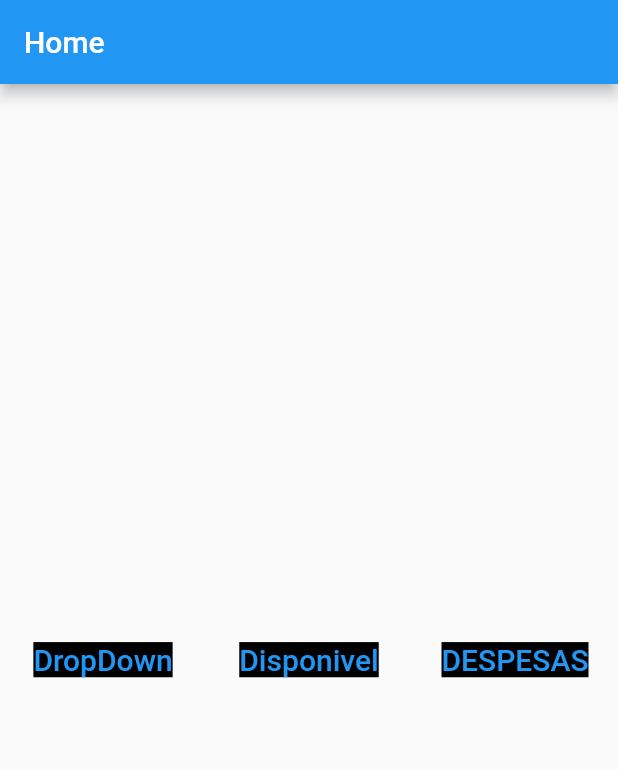
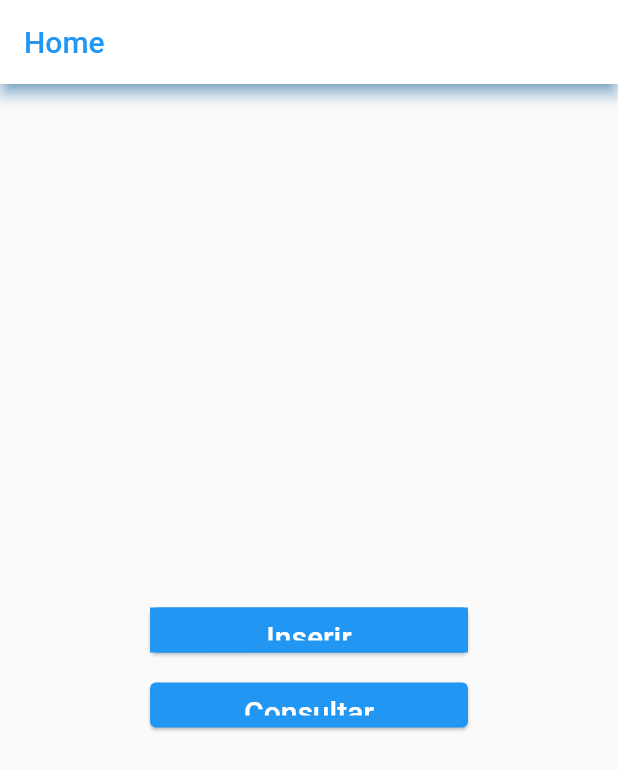
Before and after one commit to Offlaw/appcusto, a Flutter app: the screen it shows after launch, on a phone screen of 412 x 824 dp. Shown: the top 770 px of the screen. Run offline on Flutter 3.47's test engine with Material 2 defaults, Android fonts, the phone set to English and light mode, and no system bars; our stand-ins replace dropdown_button2.

Commit message:
Add files via upload

```diff
--- a/lib/main.dart
+++ b/lib/main.dart
@@ -1,7 +1,6 @@
 import 'package:flutter/material.dart';
 import 'src/home.dart';
 import 'src/value.dart';
-import 'src/dropdown.dart';
 
 void main() => runApp(AppCusto());
 
@@ -18,10 +17,6 @@ class AppCusto extends StatelessWidget {
           var valuePage = ValuePage();
           return valuePage;
         },
-        '/dropdown': (context) {
-          var dropPage = DropDownPage();
-          return dropPage;
-        }
       },
       initialRoute: '/home',
     );
--- a/lib/src/home.dart
+++ b/lib/src/home.dart
@@ -1,61 +1,69 @@
+import 'package:flutter/cupertino.dart';
 import 'package:flutter/material.dart';
 
 class HomePage extends StatelessWidget {
   @override
   Widget build(BuildContext context) {
     return Scaffold(
-      appBar: AppBar(title: const Text('Home')),
-      body: Center(
-        child: Row(
+      appBar: AppBar(
+        backgroundColor: Colors.white,
+        shadowColor: Colors.blue,
+        title: Text(style: TextStyle(color: Colors.blue), 'Home'),
+      ),
+      body: SafeArea(
+        child: Column(
+          mainAxisAlignment: MainAxisAlignment.center,
           children: [
-            Expanded(
-              child: Padding(
-                padding: const EdgeInsets.all(8.0),
-                child: TextButton(
-                  child: Text(
-                    'DropDown',
-                    style: TextStyle(
-                      backgroundColor: Colors.black,
-                      fontSize: 20.0,
+            Card(
+              color: Colors.blue,
+              margin: EdgeInsets.symmetric(
+                horizontal: 100.0,
+                vertical: 15.0,
+              ),
+              child: Container(
+                width: 500.0,
+                height: 30.0,
+                color: Colors.blue,
+                child: Padding(
+                  padding: const EdgeInsets.all(0.0),
+                  child: TextButton(
+                    child: Text(
+                      'Inserir',
+                      style: TextStyle(
+                        color: Colors.white,
+                        fontSize: 20.0,
+                      ),
                     ),
+                    onPressed: () {
+                      Navigator.pushNamed(context, '/value');
+                    },
                   ),
-                  onPressed: () {
-                    Navigator.pushNamed(context, '/dropdown');
-                  },
                 ),
               ),
             ),
-            Expanded(
-              child: Padding(
-                padding: const EdgeInsets.all(8.0),
-                child: TextButton(
-                  child: Text(
-                    'Disponivel',
-                    style: TextStyle(
-                      backgroundColor: Colors.black,
-                      fontSize: 20.0,
+            Card(
+              color: Colors.blue,
+              margin: EdgeInsets.symmetric(
+                horizontal: 100.0,
+                vertical: 5.0,
+              ),
+              child: Container(
+                width: 500.0,
+                height: 30.0,
+                child: Padding(
+                  padding: const EdgeInsets.all(0.0),
+                  child: TextButton(
+                    child: Text(
+                      'Consultar',
+                      style: TextStyle(
+                        color: Colors.white,
+                        fontSize: 20.0,
+                      ),
                     ),
+                    onPressed: () {
+                      Navigator.pushNamed(context, '/dropdown');
+                    },
                   ),
-                  onPressed: () {
-                    Navigator.pushNamed(context, '/value');
-                  },
-                ),
-              ),
-            ),
-            Expanded(
-              child: Padding(
-                padding: const EdgeInsets.all(8.0),
-                child: TextButton(
-                  child: Text(
-                    'DESPESAS',
-                    style: TextStyle(
-                      backgroundColor: Colors.black,
-                      fontSize: 20.0,
-                    ),
-                  ),
-                  onPressed: () {
-                    Navigator.pushNamed(context, '/value');
-                  },
                 ),
               ),
             ),
```
Also changed, not shown: lib/src/value.dart (+31 -11 lines).
